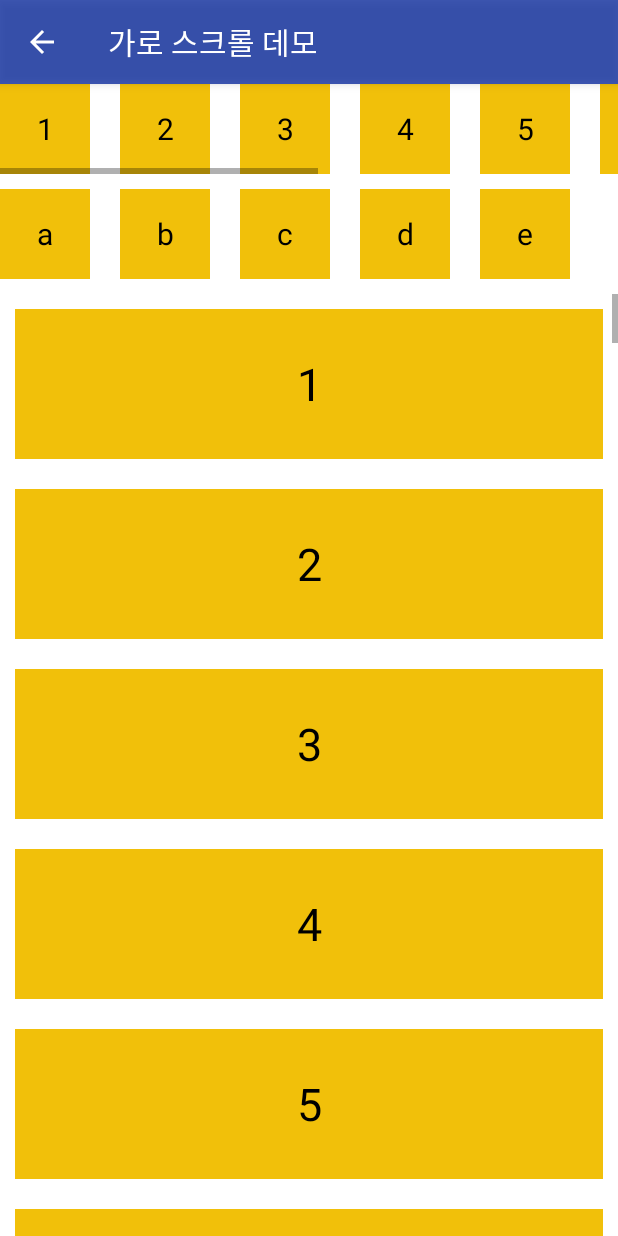
After one commit to khsbory/android-accessibility-demos, an Android app: the HorizontalScrollActivity screen opened directly, with no data from a screen before it, on a phone screen of 412 x 824 dp. The commit adds this screen. Run offline under Robolectric (Android 15) with nearby library versions, the phone set to English and light mode, and no system bars.

Commit message:
가로 스크롤 뷰 데모 추가.

```diff
--- a/app/build.gradle
+++ b/app/build.gradle
@@ -47,5 +47,6 @@ dependencies {
     }
     implementation 'androidx.legacy:legacy-support-v4:1.0.0'
     implementation 'androidx.wear:wear:1.1.0'
+    implementation 'androidx.recyclerview:recyclerview:1.2.0'
     compileOnly 'com.google.android.wearable:wearable:2.8.1'
 }
--- a/app/src/main/AndroidManifest.xml
+++ b/app/src/main/AndroidManifest.xml
@@ -222,6 +222,9 @@
         <activity android:name=".CustomControl.CustomControlBadActivity" />
         <activity android:name=".CustomControl.CustomControlGoodActivity" />
         <activity android:name=".CustomControl.CustomControlActivity" />
+        <activity
+            android:name=".HorizontalScroll.HorizontalScrollActivity"
+            android:label="@string/horizontal_scroll_demo" />
     </application>
 
 </manifest>
--- /dev/null
+++ b/app/src/main/java/com/nvisions/solutionsforaccessibility/HorizontalScroll/HorizontalAdapt.java
@@ -0,0 +1,63 @@
+package com.nvisions.solutionsforaccessibility.HorizontalScroll;
+
+import android.content.Context;
+import android.view.LayoutInflater;
+import android.view.View;
+import android.view.ViewGroup;
+import android.widget.TextView;
+
+import com.nvisions.solutionsforaccessibility.R;
+
+import java.util.ArrayList;
+
+import androidx.recyclerview.widget.RecyclerView;
+
+public class HorizontalAdapt extends RecyclerView.Adapter<HorizontalAdapt.ViewHolder> {
+
+    private ArrayList<String> itemList;
+    private Context context;
+    private View.OnClickListener onClickItem;
+
+    public HorizontalAdapt(Context context, ArrayList<String> itemList, View.OnClickListener onClickItem) {
+        this.context = context;
+        this.itemList = itemList;
+        this.onClickItem = onClickItem;
+    }
+
+
+    @Override
+    public ViewHolder onCreateViewHolder(ViewGroup parent, int viewType) {
+
+        // context 와 parent.getContext() 는 같다.
+        View view = LayoutInflater.from(context)
+                .inflate(R.layout.item_horizontal_scrollview_tv, parent, false);
+
+        return new ViewHolder(view);
+    }
+
+    @Override
+    public void onBindViewHolder(ViewHolder holder, int position) {
+        String item = itemList.get(position);
+
+        holder.textview.setText(item);
+        holder.textview.setTag(item);
+        holder.textview.setOnClickListener(onClickItem);
+    }
+
+    @Override
+    public int getItemCount() {
+        return itemList.size();
+    }
+
+
+    public class ViewHolder extends RecyclerView.ViewHolder {
+
+        public TextView textview;
+
+        public ViewHolder(View itemView) {
+            super(itemView);
+
+            textview = itemView.findViewById(R.id.item_textview);
+        }
+    }
+}
--- /dev/null
+++ b/app/src/main/java/com/nvisions/solutionsforaccessibility/HorizontalScroll/HorizontalDecoration.java
@@ -0,0 +1,17 @@
+package com.nvisions.solutionsforaccessibility.HorizontalScroll;
+
+import android.graphics.Rect;
+import android.view.View;
+
+import androidx.recyclerview.widget.RecyclerView;
+
+public class HorizontalDecoration extends RecyclerView.ItemDecoration {
+
+    @Override
+    public void getItemOffsets(Rect outRect, View view, RecyclerView parent, RecyclerView.State state) {
+
+        if (parent.getChildAdapterPosition(view) != parent.getAdapter().getItemCount() - 1) {
+            outRect.right = 30;
+        }
+    }
+}
--- /dev/null
+++ b/app/src/main/java/com/nvisions/solutionsforaccessibility/HorizontalScroll/HorizontalScrollActivity.java
@@ -0,0 +1,121 @@
+package com.nvisions.solutionsforaccessibility.HorizontalScroll;
+
+import android.content.Intent;
+import android.os.Bundle;
+import android.view.View;
+import android.widget.Button;
+import android.widget.Toast;
+
+import com.nvisions.solutionsforaccessibility.MainActivity;
+import com.nvisions.solutionsforaccessibility.R;
+import com.nvisions.solutionsforaccessibility.TabControl.TabBadActivity;
+import com.nvisions.solutionsforaccessibility.TabControl.TabGoodActivity;
+
+import java.util.ArrayList;
+
+import androidx.appcompat.app.AppCompatActivity;
+import androidx.recyclerview.widget.LinearLayoutManager;
+import androidx.recyclerview.widget.RecyclerView;
+
+public class HorizontalScrollActivity extends AppCompatActivity{
+
+    private RecyclerView listview, listview2, listview3;
+    private HorizontalAdapt adapter, adapter2;
+    private VerticalAdapt adapter3;
+
+    @Override
+    protected void onCreate(Bundle savedInstanceState) {
+        super.onCreate(savedInstanceState);
+        setContentView(R.layout.activity_horizontal_scroll);
+        setTitle(getString(R.string.horizontal_scroll_demo));
+        getSupportActionBar().setDisplayHomeAsUpEnabled(true);
+
+        initHorizontalScroll_1();
+        initHorizontalScroll_2();
+        initVerticalScroll();
+
+    }
+
+    private void initHorizontalScroll_1() {
+
+        listview = findViewById(R.id.first_recycleview);
+        LinearLayoutManager layoutManager = new LinearLayoutManager(this, LinearLayoutManager.HORIZONTAL, false);
+        listview.setLayoutManager(layoutManager);
+
+        ArrayList<String> itemList = new ArrayList<>();
+
+        for(int i = 1 ; i<= 10 ; i++){
+            itemList.add(i+"");
+        }
+
+        adapter = new HorizontalAdapt(this, itemList, onClickItem);
+        listview.setAdapter(adapter);
+
+        HorizontalDecoration decoration = new HorizontalDecoration();
+        listview.addItemDecoration(decoration);
+    }
+
+
+    private View.OnClickListener onClickItem = new View.OnClickListener() {
+        @Override
+        public void onClick(View v) {
+            String str = (String) v.getTag();
+            Toast.makeText(HorizontalScrollActivity.this, str, Toast.LENGTH_SHORT).show();
+        }
+    };
+
+    private void initHorizontalScroll_2() {
+
+        listview2 = findViewById(R.id.first_recycleview2);
+        LinearLayoutManager layoutManager = new LinearLayoutManager(this, LinearLayoutManager.HORIZONTAL, false);
+        listview2.setLayoutManager(layoutManager);
+
+        ArrayList<String> itemList = new ArrayList<>();
+        itemList.add("a");
+        itemList.add("b");
+        itemList.add("c");
+        itemList.add("d");
+        itemList.add("e");
+
+        adapter2 = new HorizontalAdapt(this, itemList, onClickItem2);
+        listview2.setAdapter(adapter2);
+
+        HorizontalDecoration decoration = new HorizontalDecoration();
+        listview2.addItemDecoration(decoration);
+    }
+
+    private View.OnClickListener onClickItem2 = new View.OnClickListener() {
+        @Override
+        public void onClick(View v) {
+            String str = (String) v.getTag();
+            Toast.makeText(HorizontalScrollActivity.this, str, Toast.LENGTH_SHORT).show();
+        }
+    };
+
+    private void initVerticalScroll() {
+
+        listview3 = findViewById(R.id.first_recycleview3);
+        LinearLayoutManager layoutManager = new LinearLayoutManager(this, LinearLayoutManager.VERTICAL, false);
+        listview3.setLayoutManager(layoutManager);
+
+        ArrayList<String> itemList = new ArrayList<>();
+        for(int i = 1 ; i<= 100 ; i++){
+            itemList.add(i+"");
+        }
+
+        adapter3 = new VerticalAdapt(this, itemList, onClickItem3);
+        listview3.setAdapter(adapter3);
+
+//        HorizontalDecoration decoration = new HorizontalDecoration();
+//        listview3.addItemDecoration(decoration);
+    }
+
+    private View.OnClickListener onClickItem3 = new View.OnClickListener() {
+        @Override
+        public void onClick(View v) {
+            String str = (String) v.getTag();
+            Toast.makeText(HorizontalScrollActivity.this, str, Toast.LENGTH_SHORT).show();
+        }
+    };
+
+}
--- /dev/null
+++ b/app/src/main/java/com/nvisions/solutionsforaccessibility/HorizontalScroll/VerticalAdapt.java
@@ -0,0 +1,63 @@
+package com.nvisions.solutionsforaccessibility.HorizontalScroll;
+
+import android.content.Context;
+import android.view.LayoutInflater;
+import android.view.View;
+import android.view.ViewGroup;
+import android.widget.TextView;
+
+import com.nvisions.solutionsforaccessibility.R;
+
+import java.util.ArrayList;
+
+import androidx.recyclerview.widget.RecyclerView;
+
+public class VerticalAdapt extends RecyclerView.Adapter<VerticalAdapt.ViewHolder> {
+
+    private ArrayList<String> itemList;
+    private Context context;
+    private View.OnClickListener onClickItem;
+
+    public VerticalAdapt(Context context, ArrayList<String> itemList, View.OnClickListener onClickItem) {
+        this.context = context;
+        this.itemList = itemList;
+        this.onClickItem = onClickItem;
+    }
+
+
+    @Override
+    public ViewHolder onCreateViewHolder(ViewGroup parent, int viewType) {
+
+        // context 와 parent.getContext() 는 같다.
+        View view = LayoutInflater.from(context)
+                .inflate(R.layout.item_vertical_scrollview_tv, parent, false);
+
+        return new ViewHolder(view);
+    }
+
+    @Override
+    public void onBindViewHolder(ViewHolder holder, int position) {
+        String item = itemList.get(position);
+
+        holder.textview.setText(item);
+        holder.textview.setTag(item);
+        holder.textview.setOnClickListener(onClickItem);
+    }
+
+    @Override
+    public int getItemCount() {
+        return itemList.size();
+    }
+
+
+    public class ViewHolder extends RecyclerView.ViewHolder {
+
+        public TextView textview;
+
+        public ViewHolder(View itemView) {
+            super(itemView);
+
+            textview = itemView.findViewById(R.id.item_textview);
+        }
+    }
+}
--- a/app/src/main/java/com/nvisions/solutionsforaccessibility/MainActivity.java
+++ b/app/src/main/java/com/nvisions/solutionsforaccessibility/MainActivity.java
@@ -13,6 +13,7 @@ import com.nvisions.solutionsforaccessibility.ContentGrouping.ContentGroupingAct
 import com.nvisions.solutionsforaccessibility.CustomControl.CustomControlActivity;
 import com.nvisions.solutionsforaccessibility.DragAndDrop.DragAndDropActivity;
 import com.nvisions.solutionsforaccessibility.FullscreenFragmentLayer.FullscreenFragmentLayerActivity;
+import com.nvisions.solutionsforaccessibility.HorizontalScroll.HorizontalScrollActivity;
 import com.nvisions.solutionsforaccessibility.KeyBoard.KeyBoardActivity;
 import com.nvisions.solutionsforaccessibility.LayerFocus.LayerFocusActivity;
 import com.nvisions.solutionsforaccessibility.LiveRegion.LiveRegionActivity;
@@ -266,5 +267,14 @@ public class MainActivity extends AppCompatActivity {
             }
         });
 
+        Button horizontalScrollButton = findViewById(R.id.horizontalScrollButton);
+        horizontalScrollButton.setOnClickListener(new View.OnClickListener() {
+            @Override
+            public void onClick(View v) {
+                Intent intent = new Intent(getApplicationContext(), HorizontalScrollActivity.class);
+                startActivity(intent);
+            }
+        });
+
     }
 }
--- /dev/null
+++ b/app/src/main/res/layout/activity_horizontal_scroll.xml
@@ -0,0 +1,61 @@
+<androidx.constraintlayout.widget.ConstraintLayout xmlns:android="http://schemas.android.com/apk/res/android"
+    xmlns:tools="http://schemas.android.com/tools"
+    android:layout_width="match_parent"
+    android:layout_height="match_parent"
+    xmlns:app="http://schemas.android.com/apk/res-auto">
+
+    <LinearLayout
+        android:id="@+id/viewGroup1"
+        android:layout_width="match_parent"
+        android:layout_height="130dp"
+        android:orientation="vertical"
+        tools:ignore="MissingConstraints">
+
+        <androidx.recyclerview.widget.RecyclerView
+            android:id="@+id/first_recycleview"
+            android:layout_width="match_parent"
+            android:layout_height="60dp"
+            android:scrollbars="horizontal" />
+
+        <LinearLayout
+        android:layout_width="match_parent"
+        android:layout_height="10dp"
+        android:orientation="vertical"
+        tools:ignore="MissingConstraints" />
+
+        <androidx.recyclerview.widget.RecyclerView
+            android:id="@+id/first_recycleview2"
+            android:layout_width="match_parent"
+            android:layout_height="60dp"
+            android:scrollbars="horizontal"/>
+
+    </LinearLayout>
+
+    <LinearLayout
+        android:id="@+id/viewGroup2"
+        android:layout_width="match_parent"
+        android:layout_height="10dp"
+        android:orientation="vertical"
+        tools:ignore="MissingConstraints"
+        app:layout_constraintTop_toBottomOf="@+id/viewGroup1">
+
+    </LinearLayout>
+
+    <LinearLayout
+        android:id="@+id/viewGroup3"
+        android:layout_width="match_parent"
+        android:layout_height="0dp"
+        android:orientation="vertical"
+        tools:ignore="MissingConstraints"
+        app:layout_constraintTop_toBottomOf="@+id/viewGroup2"
+        app:layout_constraintBottom_toBottomOf="parent">
+
+        <androidx.recyclerview.widget.RecyclerView
+            android:id="@+id/first_recycleview3"
+            android:layout_width="match_parent"
+            android:layout_height="match_parent"
+            android:scrollbars="vertical"/>
+
+    </LinearLayout>
+
+</androidx.constraintlayout.widget.ConstraintLayout>
--- a/app/src/main/res/layout/activity_main.xml
+++ b/app/src/main/res/layout/activity_main.xml
@@ -179,5 +179,11 @@
         android:layout_width="match_parent"
         android:layout_height="wrap_content"
         android:text="테스트" />
+
+    <Button
+        android:id="@+id/horizontalScrollButton"
+        android:layout_width="match_parent"
+        android:layout_height="wrap_content"
+        android:text="가로 스크롤 데모" />
 </LinearLayout>
 </ScrollView>
--- /dev/null
+++ b/app/src/main/res/layout/item_horizontal_scrollview_tv.xml
@@ -0,0 +1,9 @@
+<?xml version="1.0" encoding="utf-8"?>
+<TextView xmlns:android="http://schemas.android.com/apk/res/android"
+    android:id="@+id/item_textview"
+    android:layout_width="60dp"
+    android:layout_height="60dp"
+    android:background="#f1c00a"
+    android:gravity="center"
+    android:textColor="@android:color/black"
+    android:textSize="20sp" />
--- /dev/null
+++ b/app/src/main/res/layout/item_vertical_scrollview_tv.xml
@@ -0,0 +1,10 @@
+<?xml version="1.0" encoding="utf-8"?>
+<TextView xmlns:android="http://schemas.android.com/apk/res/android"
+    android:id="@+id/item_textview"
+    android:layout_width="match_parent"
+    android:layout_height="100dp"
+    android:background="#f1c00a"
+    android:gravity="center"
+    android:textColor="@android:color/black"
+    android:textSize="30sp"
+    android:layout_margin="10dp"/>
--- a/app/src/main/res/values/strings.xml
+++ b/app/src/main/res/values/strings.xml
@@ -255,6 +255,8 @@
     <string name="fullscreen_fragment_layer_openBadFragment">질 나쁜 레이어 열기</string>
     <string name="accessibilityExample">접근성 예제</string>
 
+    <string name="horizontal_scroll_demo">가로 스크롤 데모</string>
+
     <!--
     This string is used for square devices and overridden by hello_world in
     values-round/strings.xml for round devices.
```
